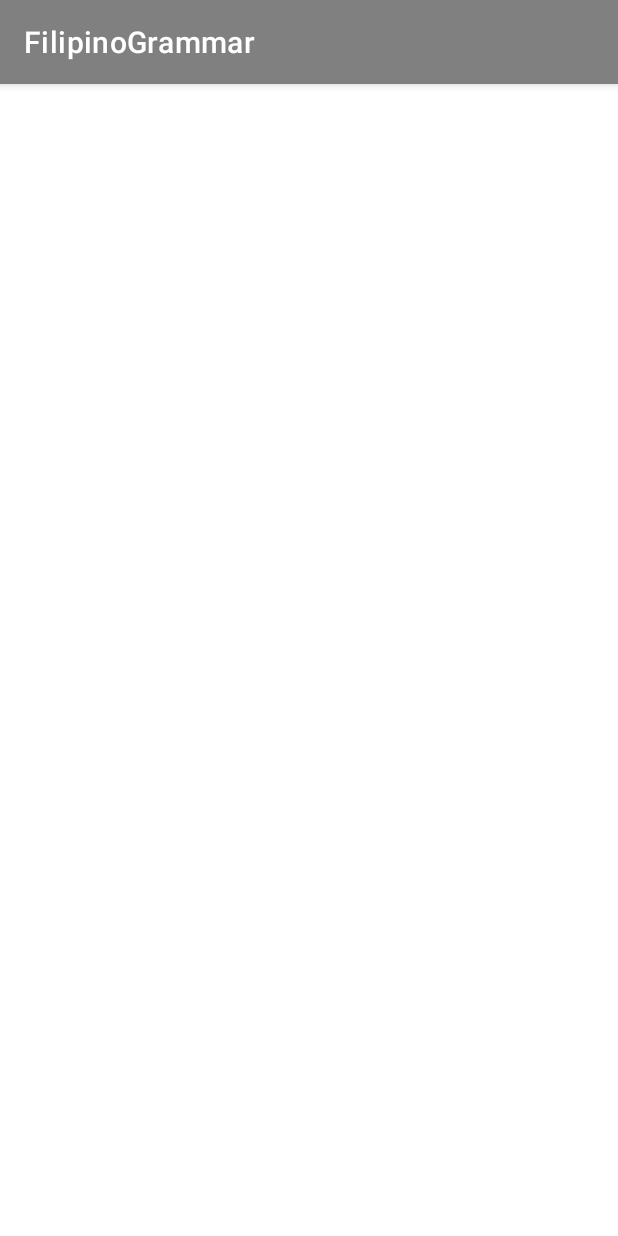
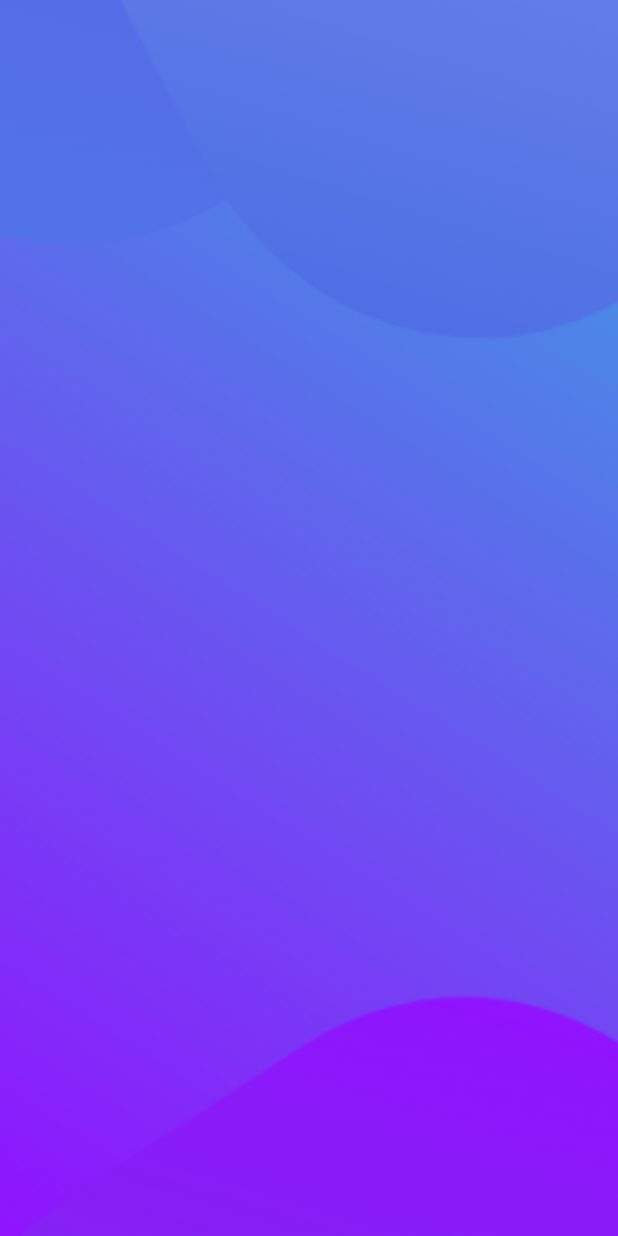
Before and after one commit to njadoon/FilipinoGrammar, an Android app: the Leksiyon_Activity screen opened directly, with no data from a screen before it, on a phone screen of 412 x 824 dp. Run offline under Robolectric (Android 15) with nearby library versions, the phone set to English and light mode, and no system bars.

Commit message:
Added bg and removed action bar

```diff
--- a/app/src/main/res/layout/activity_leksiyon_.xml
+++ b/app/src/main/res/layout/activity_leksiyon_.xml
@@ -1,10 +1,11 @@
 <?xml version="1.0" encoding="utf-8"?>
-<androidx.constraintlayout.widget.ConstraintLayout
+<RelativeLayout
         xmlns:android="http://schemas.android.com/apk/res/android"
         xmlns:tools="http://schemas.android.com/tools"
         xmlns:app="http://schemas.android.com/apk/res-auto"
         android:layout_width="match_parent"
         android:layout_height="match_parent"
+        android:background="@drawable/bg"
         tools:context=".Leksiyon_Activity">
 
-</androidx.constraintlayout.widget.ConstraintLayout>
+</RelativeLayout>
--- a/app/src/main/res/layout/activity_quiz_.xml
+++ b/app/src/main/res/layout/activity_quiz_.xml
@@ -1,10 +1,11 @@
 <?xml version="1.0" encoding="utf-8"?>
-<androidx.constraintlayout.widget.ConstraintLayout
+<RelativeLayout
         xmlns:android="http://schemas.android.com/apk/res/android"
         xmlns:tools="http://schemas.android.com/tools"
         xmlns:app="http://schemas.android.com/apk/res-auto"
         android:layout_width="match_parent"
         android:layout_height="match_parent"
+        android:background="@drawable/bg"
         tools:context=".Quiz_Activity">
 
-</androidx.constraintlayout.widget.ConstraintLayout>
+</RelativeLayout>
--- a/app/src/main/res/values/colors.xml
+++ b/app/src/main/res/values/colors.xml
@@ -19,5 +19,9 @@
     <color name="navy">#000080</color>
     <color name="black">#000000</color>
     <color name="button">#808080</color>
+    <color name="colorPrimary">#7851a9</color>
+    <color name="colorPrimaryDark">#7851a9</color>
+    <color name="colorAccent">#D81B60</color>
+    <color name="colorWhite">#FFFFFF</color>
 
 </resources>
--- a/app/src/main/res/values/themes.xml
+++ b/app/src/main/res/values/themes.xml
@@ -1,6 +1,6 @@
 <resources xmlns:tools="http://schemas.android.com/tools">
     <!-- Base application theme. -->
-    <style name="Theme.FilipinoGrammar" parent="Theme.MaterialComponents.DayNight.DarkActionBar">
+    <style name="Theme.FilipinoGrammar" parent="Theme.MaterialComponents.DayNight.NoActionBar">
 
         <!-- Primary brand color. -->
         <item name="colorPrimary">@color/button</item>
```
